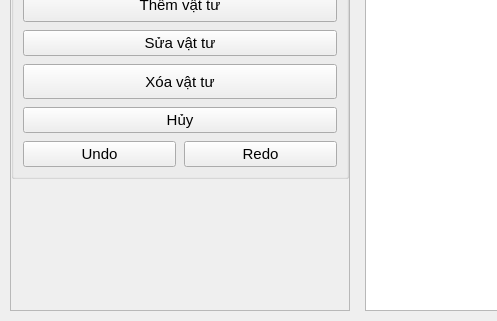
Qt form vattupage.ui (MinhKhang-ti/QuanLyVatTu) before a commit; both pictures show x 0 to 497 and y 279 to 600 of the 950 by 600 pixel window.
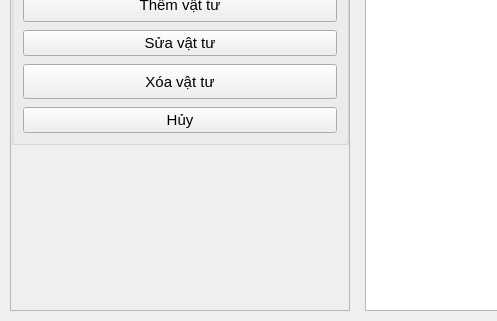
The same form after that commit.

Commit message: xoa undo + redo

```diff
--- a/vattupage.ui
+++ b/vattupage.ui
@@ -204,22 +204,7 @@
           </widget>
          </item>
          <item>
-          <layout class="QHBoxLayout" name="horizontalLayout_2">
-           <item>
-            <widget class="QPushButton" name="undoButton">
-             <property name="text">
-              <string>Undo</string>
-             </property>
-            </widget>
-           </item>
-           <item>
-            <widget class="QPushButton" name="redoButton">
-             <property name="text">
-              <string>Redo</string>
-             </property>
-            </widget>
-           </item>
-          </layout>
+          <layout class="QHBoxLayout" name="horizontalLayout_2"/>
          </item>
         </layout>
        </widget>
```
